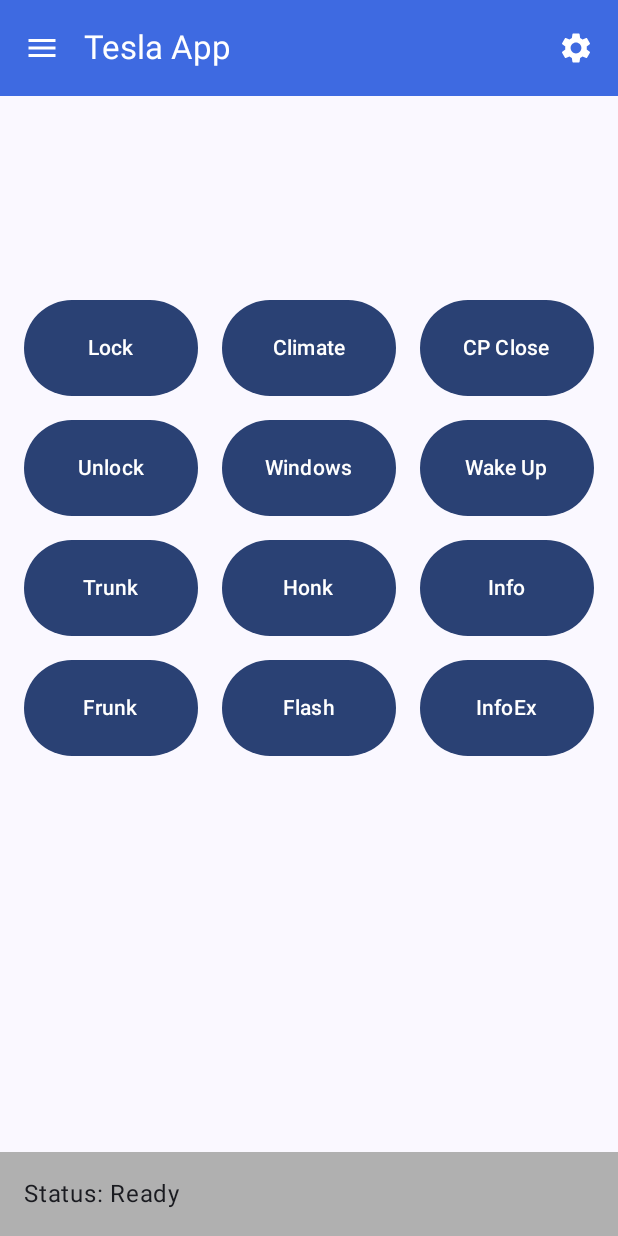
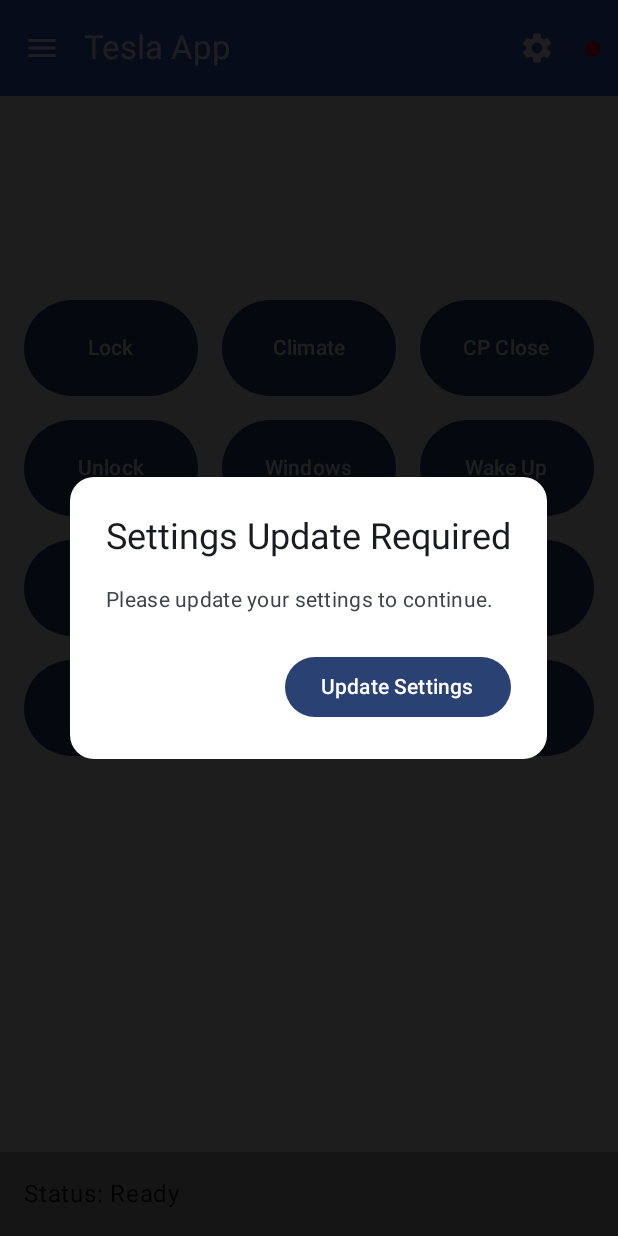
Before and after one commit to inindev/tesla_utils, an Android app built with Jetpack Compose: the screen it shows after launch (MainActivity), on a phone screen of 412 x 824 dp. Run offline under Robolectric (Android 15) with nearby library versions, the phone set to English and light mode, and no system bars; 1 statement that could not run was skipped.

Commit message:
android app: validate settings early
Signed-off-by: John Clark <inindev@gmail.com>

```diff
--- a/app/android/tesla_app/app/src/main/java/com/github/inindev/teslaapp/MainActivity.kt
+++ b/app/android/tesla_app/app/src/main/java/com/github/inindev/teslaapp/MainActivity.kt
@@ -6,6 +6,7 @@
 import androidx.activity.compose.setContent
 import androidx.activity.enableEdgeToEdge
 import androidx.activity.viewModels
+import androidx.lifecycle.ViewModelProvider
 import androidx.lifecycle.lifecycleScope
 import androidx.navigation.NavHostController
 import androidx.navigation.compose.rememberNavController
@@ -17,8 +18,9 @@
 class MainActivity : ComponentActivity() {
     private lateinit var secureStorage: SecureStorage
     private lateinit var oauth2Client: OAuth2Client
+    private lateinit var settingsViewModel: SettingsViewModel
     private val viewModel: MainViewModel by viewModels {
-        MainViewModelFactory(secureStorage, oauth2Client)
+        MainViewModelFactory(secureStorage, oauth2Client, settingsViewModel)
     }
 
     override fun onCreate(savedInstanceState: Bundle?) {
@@ -27,6 +29,7 @@
 
         secureStorage = SecureStorage(this)
         oauth2Client = OAuth2Client(secureStorage)
+        settingsViewModel = ViewModelProvider(this, SettingsViewModelFactory(secureStorage)).get(SettingsViewModel::class.java)
 
         setContent {
             TeslaAppTheme {
--- a/app/android/tesla_app/app/src/main/java/com/github/inindev/teslaapp/MainScreen.kt
+++ b/app/android/tesla_app/app/src/main/java/com/github/inindev/teslaapp/MainScreen.kt
@@ -1,16 +1,23 @@
 package com.github.inindev.teslaapp
 
+import androidx.compose.foundation.background
+import androidx.compose.foundation.layout.Box
 import androidx.compose.foundation.layout.Spacer
 import androidx.compose.foundation.layout.fillMaxSize
 import androidx.compose.foundation.layout.height
 import androidx.compose.foundation.layout.padding
+import androidx.compose.foundation.layout.size
 import androidx.compose.foundation.lazy.LazyColumn
+import androidx.compose.foundation.shape.RoundedCornerShape
 import androidx.compose.material.icons.Icons
 import androidx.compose.material.icons.filled.Menu
 import androidx.compose.material.icons.filled.Settings
+import androidx.compose.material3.AlertDialog
+import androidx.compose.material3.Button
 import androidx.compose.material3.ExperimentalMaterial3Api
 import androidx.compose.material3.Icon
 import androidx.compose.material3.IconButton
+import androidx.compose.material3.MaterialTheme
 import androidx.compose.material3.Scaffold
 import androidx.compose.material3.Text
 import androidx.compose.material3.TopAppBar
@@ -18,7 +25,9 @@
 import androidx.compose.runtime.Composable
 import androidx.compose.runtime.LaunchedEffect
 import androidx.compose.runtime.collectAsState
+import androidx.compose.ui.Alignment
 import androidx.compose.ui.Modifier
+import androidx.compose.ui.draw.alpha
 import androidx.compose.ui.graphics.Color
 import androidx.compose.ui.unit.dp
 import androidx.navigation.NavHostController
@@ -27,13 +36,15 @@
 @OptIn(ExperimentalMaterial3Api::class)
 @Composable
 fun MainScreen(navController: NavHostController, viewModel: MainViewModel) {
-    val statusTextState = viewModel.statusText.collectAsState()
-    val statusText = statusTextState.value
+    val settingsValid = viewModel.settingsValid.collectAsState(initial = true).value
+    val statusText = viewModel.statusText.collectAsState().value
 
     LaunchedEffect(Unit) {
+        viewModel.onSettingsUpdated()
         viewModel.updateStatusText("Status: Ready")
     }
 
+    Box(modifier = Modifier.fillMaxSize()) {
         Scaffold(
             topBar = {
                 TopAppBar(
@@ -46,6 +57,14 @@
                     actions = {
                         IconButton(onClick = { navController.navigate("settings") }) {
                             Icon(Icons.Filled.Settings, contentDescription = "Settings", tint = Color.White)
+                        }
+                        if (!settingsValid) {
+                            Box(
+                                modifier = Modifier
+                                    .padding(horizontal = 8.dp)
+                                    .size(10.dp)
+                                    .background(Color.Red, shape = RoundedCornerShape(50))
+                            )
                         }
                     },
                     colors = TopAppBarDefaults.topAppBarColors(
@@ -73,4 +92,37 @@
                 }
             }
         }
+
+        // overlay when settings are invalid
+        if (!settingsValid) {
+            Box(
+                modifier = Modifier
+                    .fillMaxSize()
+                    .alpha(0.7f)
+                    .background(Color.Black)
+            ) {
+                AlertDialog(
+                    onDismissRequest = { },
+                    title = {
+                        Text("Settings Update Required", style = MaterialTheme.typography.headlineSmall)
+                    },
+                    text = {
+                        Text("Please update your settings to continue.")
+                    },
+                    confirmButton = {
+                        Button(
+                            onClick = { navController.navigate("settings") }
+                        ) {
+                            Text("Update Settings")
                         }
+                    },
+                    containerColor = Color.White,
+                    shape = RoundedCornerShape(16.dp),
+                    modifier = Modifier
+                        .align(Alignment.Center)
+                        .padding(16.dp)
+                )
+            }
+        }
+    }
+}
--- a/app/android/tesla_app/app/src/main/java/com/github/inindev/teslaapp/MainViewModel.kt
+++ b/app/android/tesla_app/app/src/main/java/com/github/inindev/teslaapp/MainViewModel.kt
@@ -9,9 +9,13 @@
 
 class MainViewModel(
     private val secureStorage: SecureStorage,
-    private val oauth2Client: OAuth2Client
+    private val oauth2Client: OAuth2Client,
+    private val settingsViewModel: SettingsViewModel
 ) : ViewModel() {
-    private val fleetApi: TeslaFleetApi = TeslaFleetApi(oauth2Client)
+    private val fleetApi: TeslaFleetApi = TeslaFleetApi(secureStorage, oauth2Client)
+
+    private val _settingsValid = MutableStateFlow(false)
+    val settingsValid: StateFlow<Boolean> = _settingsValid.asStateFlow()
 
     private val _isAuthenticating = MutableStateFlow(false)
     val isAuthenticating: StateFlow<Boolean> = _isAuthenticating.asStateFlow()
@@ -22,13 +26,13 @@
     private val _jsonContent = MutableStateFlow("")
     val jsonContent: StateFlow<String> = _jsonContent.asStateFlow()
 
-    init {
-        val vin = secureStorage.retrieveVin()
-        val baseUrl = secureStorage.retrieveBaseUrl()
-        fleetApi.apply {
-            this.vehicleId = vin
-            this.baseUrl = baseUrl
-        }
+    fun onSettingsUpdated() {
+        // check if settings are valid using the SettingsViewModel checks
+        // then test if an auth token is available
+        _settingsValid.value = (
+            settingsViewModel.validateSettings() &&
+            !oauth2Client.getAccessToken().isNullOrBlank()
+        )
     }
 
     fun setIsAuthenticating(value: Boolean) {
--- a/app/android/tesla_app/app/src/main/java/com/github/inindev/teslaapp/MainViewModelFactory.kt
+++ b/app/android/tesla_app/app/src/main/java/com/github/inindev/teslaapp/MainViewModelFactory.kt
@@ -5,13 +5,13 @@
 
 class MainViewModelFactory(
     private val secureStorage: SecureStorage,
-    private val oauth2Client: OAuth2Client
+    private val oauth2Client: OAuth2Client,
+    private val settingsViewModel: SettingsViewModel
 ) : ViewModelProvider.Factory {
-
-    @Suppress("UNCHECKED_CAST")
     override fun <T : ViewModel> create(modelClass: Class<T>): T {
         if (modelClass.isAssignableFrom(MainViewModel::class.java)) {
-            return MainViewModel(secureStorage, oauth2Client) as T
+            @Suppress("UNCHECKED_CAST")
+            return MainViewModel(secureStorage, oauth2Client, settingsViewModel) as T
         }
         throw IllegalArgumentException("Unknown ViewModel class")
     }
--- a/app/android/tesla_app/app/src/main/java/com/github/inindev/teslaapp/SettingsViewModel.kt
+++ b/app/android/tesla_app/app/src/main/java/com/github/inindev/teslaapp/SettingsViewModel.kt
@@ -102,15 +102,16 @@
             Log.d("VINValidation", "VIN is empty")
             return ValidationState.EMPTY
         }
-        if (vin.length < 17) {
-            Log.d("VINValidation", "VIN length less than 17: ${vin.length}")
-            return ValidationState.VALID_BUT_INCOMPLETE
-        }
 
         val validChars = "ABCDEFGHJKLMNPRSTUVWXYZ0123456789"
         if (!vin.all { it in validChars }) {
             Log.d("VINValidation", "VIN contains invalid characters")
             return ValidationState.INVALID
+        }
+
+        if (vin.length < 17) {
+            Log.d("VINValidation", "VIN length less than 17: ${vin.length}")
+            return ValidationState.VALID_BUT_INCOMPLETE
         }
 
         // convert character to its numeric value for check digit calculation
@@ -137,16 +138,14 @@
         val calculatedCheckDigit = map[sum % 11].also {
             Log.d("VINValidation", "Check digit calculated as $it")
         }
-
         // compare calculated check digit with the one in the VIN
-        val result = if (calculatedCheckDigit == vin[8]) {
-            Log.d("VINValidation", "VIN is VALID")
-            ValidationState.VALID
-        } else {
+        if (calculatedCheckDigit != vin[8]) {
             Log.d("VINValidation", "VIN is INVALID. Calculated check digit: $calculatedCheckDigit, Actual: ${vin[8]}")
             ValidationState.INVALID
         }
-        return result
+
+        Log.d("VINValidation", "VIN is VALID")
+        return ValidationState.VALID
     }
 
     private fun isValidBaseUrl(url: String): ValidationState {
@@ -196,4 +195,18 @@
         // if it doesn't match any of the above, it's invalid
         return ValidationState.INVALID
     }
+
+    fun validateSettings(): Boolean {
+        val currentSettings = _settingsState.value
+        val vinValid = isValidVin(currentSettings.vin)
+        val baseUrlValid = isValidBaseUrl(currentSettings.baseUrl)
+        val clientIdValid = isValidUuid(currentSettings.clientId)
+        val clientSecretValid = isValidClientSecret(currentSettings.clientSecret)
+
+        // ValidationState.VALID is the only state we consider as valid
+        return vinValid == ValidationState.VALID &&
+                baseUrlValid == ValidationState.VALID &&
+                clientIdValid == ValidationState.VALID &&
+                clientSecretValid == ValidationState.VALID
+    }
 }
```
Also changed, not shown: app/android/tesla_app/app/src/main/java/com/github/inindev/teslaapp/TeslaFleetApi.kt (+27 -26 lines). Lines whose indentation alone changed are shown as unchanged.
